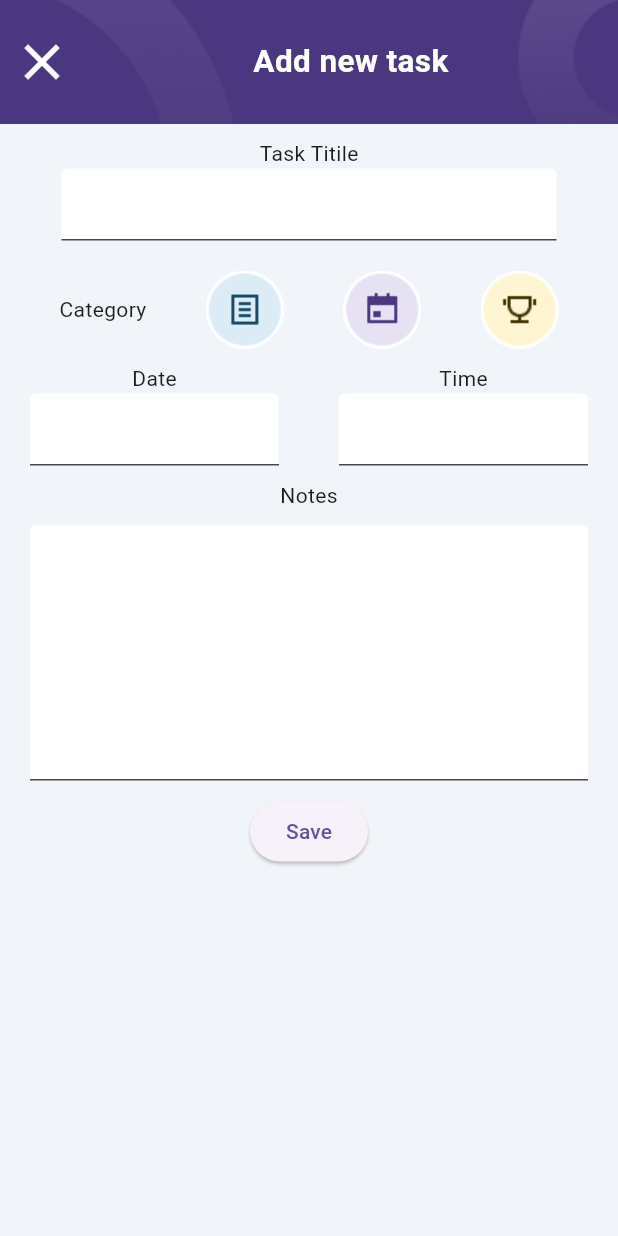
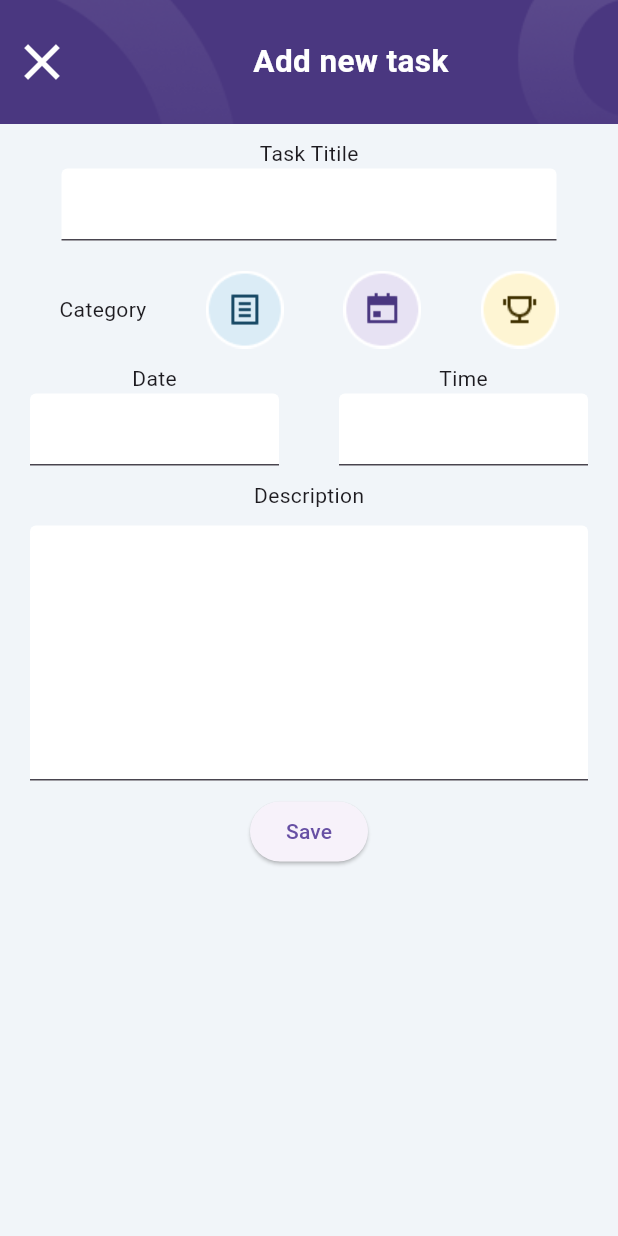
Before and after one commit to alicanov98/todo_app, a Flutter app: the screen it shows after launch, after a tap on "Add New Task", on a phone screen of 412 x 824 dp. Run offline on Flutter 3.47's test engine with Material 3 defaults, Android fonts, the phone set to English and light mode, and no system bars; our stand-ins replace hexcolor.

Commit message:
add new task

```diff
--- /dev/null
+++ b/lib/constants/tasktype.dart
@@ -0,0 +1 @@
+enum Tasktype { note, calendar, contest }
--- /dev/null
+++ b/lib/model/task.dart
@@ -0,0 +1,14 @@
+import 'package:todo_app/constants/tasktype.dart';
+
+class Task {
+  Task({
+    required this.type,
+    required this.title,
+    required this.description,
+    required this.isCompleted,
+  });
+  final Tasktype type;
+  final String title;
+  final String description;
+  bool isCompleted;
+}
--- a/lib/screens/add_new_task.dart
+++ b/lib/screens/add_new_task.dart
@@ -1,9 +1,25 @@
 import 'package:flutter/material.dart';
 import 'package:hexcolor/hexcolor.dart';
 import 'package:todo_app/constants/color.dart';
+import 'package:todo_app/constants/tasktype.dart';
+import 'package:todo_app/model/task.dart';
 
-class AddNewTask extends StatelessWidget {
-  const AddNewTask({super.key});
+class AddNewTaskScreen extends StatefulWidget {
+  const AddNewTaskScreen({super.key, required this.addNewTask});
+  final void Function(Task newTask) addNewTask;
+  // Passing function as parameter
+
+  @override
+  State<AddNewTaskScreen> createState() => _AddNewTaskState();
+}
+
+class _AddNewTaskState extends State<AddNewTaskScreen> {
+  TextEditingController titleController = TextEditingController();
+  TextEditingController dateController = TextEditingController();
+  TextEditingController timeController = TextEditingController();
+  TextEditingController descriptionController = TextEditingController();
+
+  Tasktype taskType = Tasktype.note;
 
   @override
   Widget build(BuildContext context) {
@@ -50,11 +66,12 @@ class AddNewTask extends StatelessWidget {
             ),
             const Padding(
                 padding: EdgeInsets.only(top: 10), child: Text('Task Titile')),
-            const Padding(
-              padding: EdgeInsets.symmetric(horizontal: 41),
+            Padding(
+              padding: const EdgeInsets.symmetric(horizontal: 41),
               child: TextField(
-                decoration:
-                    InputDecoration(filled: true, fillColor: Colors.white),
+                controller: titleController,
+                decoration: const InputDecoration(
+                    filled: true, fillColor: Colors.white),
               ),
             ),
             Padding(
@@ -71,6 +88,9 @@ class AddNewTask extends StatelessWidget {
                           content: Text('Category Selected one'),
                         ),
                       );
+                      setState(() {
+                        taskType = Tasktype.note;
+                      });
                     },
                     child: Image.asset('lib/assets/images/category_one.png'),
                   ),
@@ -82,6 +102,9 @@ class AddNewTask extends StatelessWidget {
                           content: Text('Category Selected two'),
                         ),
                       );
+                      setState(() {
+                        taskType = Tasktype.calendar;
+                      });
                     },
                     child: Image.asset('lib/assets/images/category_two.png'),
                   ),
@@ -93,25 +116,29 @@ class AddNewTask extends StatelessWidget {
                           content: Text('Category Selected three'),
                         ),
                       );
+                      setState(() {
+                        taskType = Tasktype.contest;
+                      });
                     },
                     child: Image.asset('lib/assets/images/category_three.png'),
                   ),
                 ],
               ),
             ),
-            const Padding(
-              padding: EdgeInsets.only(top: 10),
+            Padding(
+              padding: const EdgeInsets.only(top: 10),
               child: Row(
                 mainAxisAlignment: MainAxisAlignment.spaceEvenly,
                 children: [
                   Expanded(
                     child: Column(
                       children: [
-                        Text('Date'),
+                        const Text('Date'),
                         Padding(
-                            padding: EdgeInsets.symmetric(horizontal: 20),
+                            padding: const EdgeInsets.symmetric(horizontal: 20),
                             child: TextField(
-                              decoration: InputDecoration(
+                              controller: dateController,
+                              decoration: const InputDecoration(
                                   filled: true, fillColor: Colors.white),
                             ))
                       ],
@@ -120,11 +147,12 @@ class AddNewTask extends StatelessWidget {
                   Expanded(
                     child: Column(
                       children: [
-                        Text('Time'),
+                        const Text('Time'),
                         Padding(
-                            padding: EdgeInsets.symmetric(horizontal: 20),
+                            padding: const EdgeInsets.symmetric(horizontal: 20),
                             child: TextField(
-                              decoration: InputDecoration(
+                              controller: timeController,
+                              decoration: const InputDecoration(
                                   filled: true, fillColor: Colors.white),
                             ))
                       ],
@@ -134,20 +162,32 @@ class AddNewTask extends StatelessWidget {
               ),
             ),
             const Padding(
-                padding: EdgeInsets.only(top: 10), child: Text('Notes')),
-            const Padding(
-              padding: EdgeInsets.symmetric(horizontal: 20, vertical: 10),
+                padding: EdgeInsets.only(top: 10), child: Text('Description')),
+            Padding(
+              padding: const EdgeInsets.symmetric(horizontal: 20, vertical: 10),
               child: SizedBox(
                 height: 170,
                 child: TextField(
+                  controller: descriptionController,
                   expands: true,
                   maxLines: null,
-                  decoration: InputDecoration(
+                  decoration: const InputDecoration(
                       filled: true, fillColor: Colors.white, isDense: true),
                 ),
               ),
             ),
-            ElevatedButton(onPressed: () {}, child: const Text('Save'))
+            ElevatedButton(
+                onPressed: () {
+                  Task newTask = Task(
+                    type: taskType,
+                    title: titleController.text,
+                    description: descriptionController.text,
+                    isCompleted: false,
+                  );
+                  widget.addNewTask(newTask);
+                  Navigator.pop(context);
+                },
+                child: const Text('Save'))
           ],
         ),
       ),
--- a/lib/screens/home.dart
+++ b/lib/screens/home.dart
@@ -3,11 +3,60 @@ import 'package:flutter/material.dart';
 import 'package:flutter/widgets.dart';
 import 'package:hexcolor/hexcolor.dart';
 import 'package:todo_app/constants/color.dart';
+import 'package:todo_app/constants/tasktype.dart';
+import 'package:todo_app/model/task.dart';
 import 'package:todo_app/screens/add_new_task.dart';
 import 'package:todo_app/todoItem.dart';
 
-class HomeScreen extends StatelessWidget {
+class HomeScreen extends StatefulWidget {
   const HomeScreen({super.key});
+
+  @override
+  State<HomeScreen> createState() => _HomeScreenState();
+}
+
+class _HomeScreenState extends State<HomeScreen> {
+  List<Task> todo = [
+    Task(
+      type: Tasktype.calendar,
+      title: 'Study Lessons',
+      description: 'Study COMP117',
+      isCompleted: false,
+    ),
+    Task(
+      type: Tasktype.note,
+      title: 'Go To Party',
+      description: 'Attend to party',
+      isCompleted: false,
+    ),
+    Task(
+      type: Tasktype.contest,
+      title: 'Run 5K',
+      description: 'Run 5km',
+      isCompleted: false,
+    ),
+  ];
+
+  List<Task> completed = [
+    Task(
+      type: Tasktype.calendar,
+      title: 'Go To Party',
+      description: 'Attend to party',
+      isCompleted: true,
+    ),
+    Task(
+      type: Tasktype.contest,
+      title: 'Run 5K',
+      description: 'Run 5km',
+      isCompleted: true,
+    ),
+  ];
+
+  void addNewTask(Task newTask) {
+    setState(() {
+      todo.add(newTask);
+    });
+  }
 
   @override
   Widget build(BuildContext context) {
@@ -15,8 +64,11 @@ class HomeScreen extends StatelessWidget {
     double deviceHeight = MediaQuery.of(context).size.height / 3;
     double deviceWidth = MediaQuery.of(context).size.width;
 
-    List<String> todo = ['Study Lessons', 'Run 5K', 'Go To Party'];
-    List<String> complated = ['Game meetup', 'Take out tash'];
+    void addNewTask(Task newTask) {
+      setState(() {
+        todo.add(newTask);
+      });
+    }
 
     return MaterialApp(
       debugShowCheckedModeBanner: false,
@@ -38,7 +90,7 @@ class HomeScreen extends StatelessWidget {
                         itemCount: todo.length,
                         itemBuilder: (context, index) {
                           return Todoitem(
-                            title: todo[index],
+                            task: todo[index],
                           );
                         }),
                   ),
@@ -63,10 +115,10 @@ class HomeScreen extends StatelessWidget {
                         child: ListView.builder(
                             shrinkWrap: true,
                             primary: false,
-                            itemCount: complated.length,
+                            itemCount: completed.length,
                             itemBuilder: (context, index) {
                               return Todoitem(
-                                title: complated[index],
+                                task: completed[index],
                               );
                             }),
                       ))),
@@ -75,7 +127,9 @@ class HomeScreen extends StatelessWidget {
                 child: ElevatedButton(
                   onPressed: () {
                     Navigator.of(context).push(MaterialPageRoute(
-                      builder: (context) => const AddNewTask(),
+                      builder: (context) => AddNewTaskScreen(
+                        addNewTask: (newTask) => addNewTask(newTask),
+                      ),
                     ));
                   },
                   style: ElevatedButton.styleFrom(
--- a/lib/todoItem.dart
+++ b/lib/todoItem.dart
@@ -1,8 +1,11 @@
 import 'package:flutter/material.dart';
+import 'package:flutter/widgets.dart';
+import 'package:todo_app/constants/tasktype.dart';
+import 'package:todo_app/model/task.dart';
 
 class Todoitem extends StatefulWidget {
-  const Todoitem({super.key, required this.title});
-  final String title;
+  const Todoitem({super.key, required this.task});
+  final Task task;
 
   @override
   State<Todoitem> createState() => _TodoitemState();
@@ -13,24 +16,45 @@ class _TodoitemState extends State<Todoitem> {
   @override
   Widget build(BuildContext context) {
     return Card(
+      color: widget.task.isCompleted ? Colors.grey : Colors.white,
       shape: RoundedRectangleBorder(borderRadius: BorderRadius.circular(20)),
       child: Padding(
         padding: const EdgeInsets.all(20),
         child: Row(
           mainAxisAlignment: MainAxisAlignment.spaceEvenly,
           children: [
-            const Icon(
-              Icons.notes_outlined,
-              size: 40,
-            ),
-            Text(
-              widget.title,
-              style: TextStyle(fontSize: 21, fontWeight: FontWeight.bold),
+            widget.task.type == Tasktype.note
+                ? Image.asset('lib/assets/images/category_one.png')
+                : widget.task.type == Tasktype.contest
+                    ? Image.asset('lib/assets/images/category_three.png')
+                    : Image.asset('lib/assets/images/category_two.png'),
+            Expanded(
+              child: Column(
+                children: [
+                  Text(
+                    widget.task.title,
+                    style: TextStyle(
+                        fontSize: 21,
+                        fontWeight: FontWeight.bold,
+                        decoration: widget.task.isCompleted
+                            ? TextDecoration.lineThrough
+                            : TextDecoration.none),
+                  ),
+                  Text(widget.task.description,
+                      style: TextStyle(
+                          fontSize: 9,
+                          fontWeight: FontWeight.bold,
+                          decoration: widget.task.isCompleted
+                              ? TextDecoration.lineThrough
+                              : TextDecoration.none)),
+                ],
+              ),
             ),
             Checkbox(
                 value: isChecked,
                 onChanged: (val) => {
                       setState(() {
+                        widget.task.isCompleted = !widget.task.isCompleted;
                         isChecked = val!;
                       })
                     })
```
